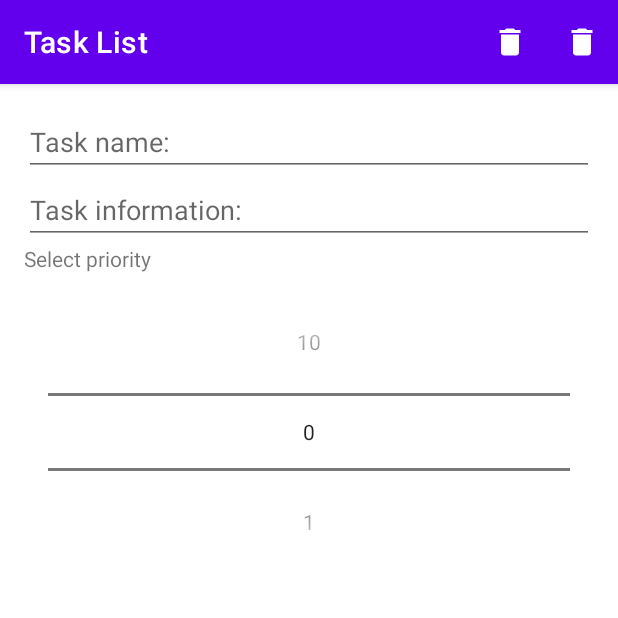
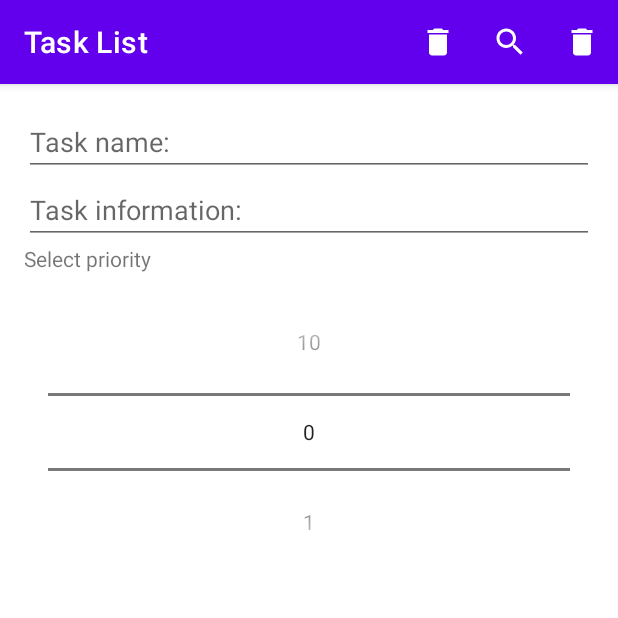
Before and after one commit to zvonimirplivelic/Taskly, an Android app: the fragment UpdateTaskFragment placed in its activity, on a phone screen of 412 x 824 dp, the top half of it. Run offline under Robolectric (Android 15) with nearby library versions, the phone set to English and light mode, and no system bars; our stand-ins replace Room's generated code, navigation-ui; 4 statements that could not run were skipped.

Commit message:
Set up search view widget for the list

```diff
--- a/app/build.gradle
+++ b/app/build.gradle
@@ -44,7 +44,6 @@ dependencies {
     // Timber
     implementation "com.jakewharton.timber:timber:$rootProject.timberVersion"
 
-
     // Room components
     implementation "androidx.room:room-ktx:$rootProject.roomVersion"
     implementation 'androidx.legacy:legacy-support-v4:1.0.0'
--- a/app/src/main/java/com/zvonimirplivelic/taskly/db/dao/TasklyDao.kt
+++ b/app/src/main/java/com/zvonimirplivelic/taskly/db/dao/TasklyDao.kt
@@ -8,17 +8,20 @@ import com.zvonimirplivelic.taskly.db.model.Task
 interface TasklyDao {
 
     @Insert(onConflict = OnConflictStrategy.IGNORE)
-    fun addTask(task: Task)
+    suspend fun addTask(task: Task)
 
     @Update
-    fun updateTask(task: Task)
+    suspend fun updateTask(task: Task)
 
     @Delete
-    fun deleteTask(task: Task)
+    suspend fun deleteTask(task: Task)
 
     @Query("DELETE FROM task_table")
     fun deleteAllTasks()
 
+    @Query("SELECT * FROM task_table WHERE taskName LIKE :taskNameSearchQuery")
+    fun searchTaskByName(taskNameSearchQuery: String): LiveData<List<Task>>
+
     @Query("SELECT * FROM task_table ORDER BY taskId ASC")
     fun getAllTasks(): LiveData<List<Task>>
 }
--- a/app/src/main/java/com/zvonimirplivelic/taskly/repository/TasklyRepository.kt
+++ b/app/src/main/java/com/zvonimirplivelic/taskly/repository/TasklyRepository.kt
@@ -15,6 +15,10 @@ class TasklyRepository(private val tasklyDao: TasklyDao) {
         tasklyDao.updateTask(task)
     }
 
+     fun searchTaskByName(queryString: String): LiveData<List<Task>> {
+        return tasklyDao.searchTaskByName(queryString)
+    }
+
     suspend fun deleteTask(task: Task) {
         tasklyDao.deleteTask(task)
     }
--- a/app/src/main/java/com/zvonimirplivelic/taskly/ui/TasklyViewModel.kt
+++ b/app/src/main/java/com/zvonimirplivelic/taskly/ui/TasklyViewModel.kt
@@ -32,6 +32,10 @@ class TasklyViewModel(application: Application) : AndroidViewModel(application)
         }
     }
 
+    fun searchTaskByName(queryString: String): LiveData<List<Task>> {
+        return repository.searchTaskByName(queryString)
+    }
+
     fun deleteTask(task: Task) {
         viewModelScope.launch(Dispatchers.IO) {
             repository.deleteTask(task)
--- a/app/src/main/java/com/zvonimirplivelic/taskly/ui/fragment/TaskListFragment.kt
+++ b/app/src/main/java/com/zvonimirplivelic/taskly/ui/fragment/TaskListFragment.kt
@@ -4,9 +4,8 @@ import android.app.AlertDialog
 import android.os.Bundle
 import android.view.*
 import android.widget.Toast
+import androidx.appcompat.widget.SearchView
 import androidx.fragment.app.Fragment
-import androidx.lifecycle.Observer
-import androidx.lifecycle.ViewModel
 import androidx.lifecycle.ViewModelProvider
 import androidx.navigation.fragment.findNavController
 import androidx.recyclerview.widget.LinearLayoutManager
@@ -17,11 +16,12 @@ import com.zvonimirplivelic.taskly.ui.TasklyViewModel
 import com.zvonimirplivelic.taskly.ui.adapter.TaskListAdapter
 
 
-class TaskListFragment : Fragment() {
+class TaskListFragment : Fragment(), SearchView.OnQueryTextListener {
 
     private lateinit var viewModel: TasklyViewModel
     private lateinit var fabAddTask: FloatingActionButton
     private lateinit var recyclerView: RecyclerView
+    private lateinit var adapter: TaskListAdapter
 
     override fun onCreateView(
         inflater: LayoutInflater, container: ViewGroup?,
@@ -30,8 +30,7 @@ class TaskListFragment : Fragment() {
         val view = inflater.inflate(R.layout.fragment_task_list, container, false)
         setHasOptionsMenu(true)
 
-        val adapter = TaskListAdapter()
-
+        adapter = TaskListAdapter()
         recyclerView = view.findViewById(R.id.rv_task_list)
         fabAddTask = view.findViewById(R.id.fab_add_task)
 
@@ -52,14 +51,14 @@ class TaskListFragment : Fragment() {
     }
 
     override fun onCreateOptionsMenu(menu: Menu, inflater: MenuInflater) {
-        inflater.inflate(R.menu.taskly_menu, menu)
-    }
+        inflater.inflate(R.menu.task_list_menu, menu)
 
-    override fun onOptionsItemSelected(item: MenuItem): Boolean {
-        when (item.itemId) {
-            R.id.menu_delete -> deleteAllUsers()
+        val search = menu?.findItem(R.id.action_search_task)
+        val searchView = search?.actionView as? SearchView
+        searchView?.apply {
+            isSubmitButtonEnabled = true
+            setOnQueryTextListener(this@TaskListFragment)
         }
-        return super.onOptionsItemSelected(item)
     }
 
     private fun deleteAllUsers() {
@@ -76,8 +75,6 @@ class TaskListFragment : Fragment() {
                     "Successfully deleted all tasks",
                     Toast.LENGTH_LONG
                 ).show()
-
-                findNavController().navigate(R.id.action_updateTaskFragment_to_taskListFragment)
             }
             setNegativeButton("No") { _, _ ->
 
@@ -85,4 +82,34 @@ class TaskListFragment : Fragment() {
             create().show()
         }
     }
+
+    private fun searchDatabase(query: String?) {
+        val searchQuery = "%$query%"
+        viewModel.searchTaskByName(searchQuery).observe(this, { taskList ->
+            taskList.let {
+                adapter.setData(it)
+            }
+        })
+    }
+
+    override fun onOptionsItemSelected(item: MenuItem): Boolean {
+        when (item.itemId) {
+            R.id.action_delete_task -> deleteAllUsers()
+        }
+        return super.onOptionsItemSelected(item)
+    }
+
+    override fun onQueryTextSubmit(query: String?): Boolean {
+        if (query != null) {
+            searchDatabase(query)
+        }
+        return true
+    }
+
+    override fun onQueryTextChange(query: String?): Boolean {
+        if (query != null) {
+            searchDatabase(query)
+        }
+        return true
+    }
 }
--- a/app/src/main/java/com/zvonimirplivelic/taskly/ui/fragment/UpdateTaskFragment.kt
+++ b/app/src/main/java/com/zvonimirplivelic/taskly/ui/fragment/UpdateTaskFragment.kt
@@ -57,7 +57,7 @@ class UpdateTaskFragment : Fragment() {
     }
 
     override fun onCreateOptionsMenu(menu: Menu, inflater: MenuInflater) {
-        inflater.inflate(R.menu.taskly_menu, menu)
+        inflater.inflate(R.menu.task_update_menu, menu)
     }
 
     override fun onOptionsItemSelected(item: MenuItem): Boolean {
--- /dev/null
+++ b/app/src/main/res/drawable/ic_search.xml
@@ -0,0 +1,10 @@
+<vector xmlns:android="http://schemas.android.com/apk/res/android"
+    android:width="24dp"
+    android:height="24dp"
+    android:viewportWidth="24"
+    android:viewportHeight="24"
+    android:tint="?attr/colorControlNormal">
+  <path
+      android:fillColor="@android:color/white"
+      android:pathData="M15.5,14h-0.79l-0.28,-0.27C15.41,12.59 16,11.11 16,9.5 16,5.91 13.09,3 9.5,3S3,5.91 3,9.5 5.91,16 9.5,16c1.61,0 3.09,-0.59 4.23,-1.57l0.27,0.28v0.79l5,4.99L20.49,19l-4.99,-5zM9.5,14C7.01,14 5,11.99 5,9.5S7.01,5 9.5,5 14,7.01 14,9.5 11.99,14 9.5,14z"/>
+</vector>
--- /dev/null
+++ b/app/src/main/res/menu/task_list_menu.xml
@@ -0,0 +1,19 @@
+<?xml version="1.0" encoding="utf-8"?>
+<menu xmlns:android="http://schemas.android.com/apk/res/android"
+    xmlns:app="http://schemas.android.com/apk/res-auto">
+
+    <item
+        android:id="@+id/action_delete_task"
+        android:icon="@drawable/ic_delete"
+        android:title="Delete task"
+        android:orderInCategory="2"
+        app:showAsAction="always" />
+
+    <item
+        android:id="@+id/action_search_task"
+        android:icon="@drawable/ic_search"
+        android:orderInCategory="1"
+        android:title="Search task"
+        app:showAsAction="always"
+        app:actionViewClass="androidx.appcompat.widget.SearchView" />
+</menu>
--- a/build.gradle
+++ b/build.gradle
@@ -23,7 +23,7 @@ buildscript {
     }
     dependencies {
         classpath "com.android.tools.build:gradle:7.0.3"
-        classpath "org.jetbrains.kotlin:kotlin-gradle-plugin:1.6.0"
+        classpath "org.jetbrains.kotlin:kotlin-gradle-plugin:$kotlin_version"
         classpath "androidx.navigation:navigation-safe-args-gradle-plugin:$navVersion"
     }
 }
```
Also changed, not shown: app/src/main/res/menu/task_update_menu.xml (renamed from app/src/main/res/menu/taskly_menu.xml).
